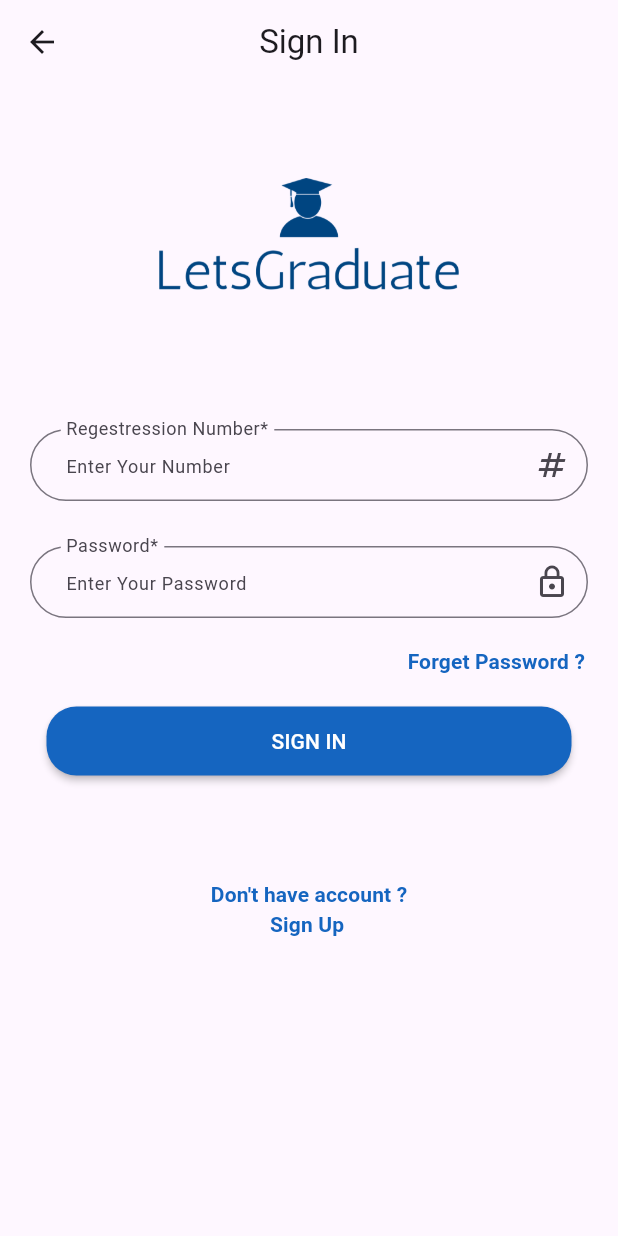
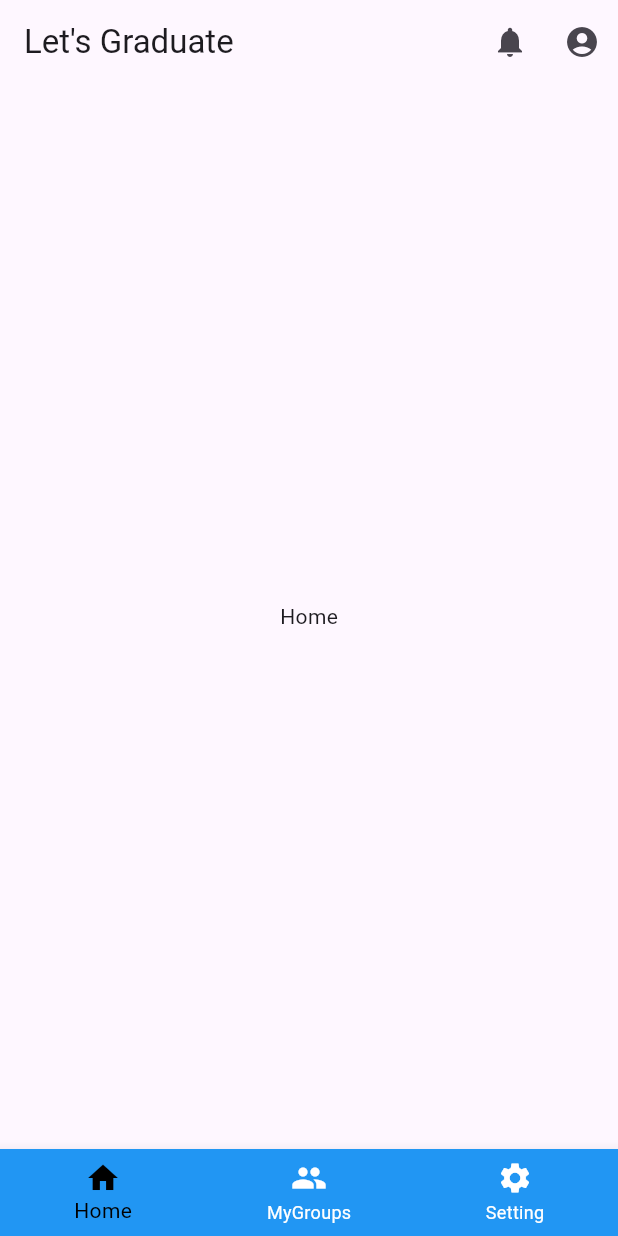
Before and after one commit to Omar-Qaneer/LetsGraduate_Mobile, a Flutter app: the Login screen opened by its route, after a tap on "SIGN IN", on a phone screen of 412 x 824 dp. Run offline on Flutter 3.47's test engine with Material 3 defaults, Android fonts, the phone set to English and light mode, and no system bars; our stand-ins replace flutter_otp_text_field, get, shared_preferences; accounts and stored records are empty.

Commit message:
Create SupervisorHomeScreen
Add BottomNavBar and controller to it and make route to home page

```diff
--- a/lib/controller/auth/login_controller.dart
+++ b/lib/controller/auth/login_controller.dart
@@ -5,6 +5,7 @@ import 'package:get/get.dart';
 abstract class LoginController extends GetxController {
   login();
   goToSignUp();
+  goToSupervisorHomeScreen();
   goToForgetPassword();
 }
 
@@ -38,4 +39,9 @@ class LoginControllerImp extends LoginController {
   goToForgetPassword() {
     Get.toNamed(AppRoute.forgetPassword);
   }
+
+  @override
+  goToSupervisorHomeScreen() {
+    Get.offAllNamed(AppRoute.supervisorHomeScreen);
+  }
 }
--- /dev/null
+++ b/lib/controller/supervisor/supervisorhomescreen_controller.dart
@@ -0,0 +1,41 @@
+import 'package:flutter/material.dart';
+import 'package:get/get.dart';
+
+abstract class SupervisorHomeScreenController extends GetxController {
+  changePage(int index);
+}
+
+class SupervisorHomeScreenControllerImp extends SupervisorHomeScreenController {
+  int currentPage = 0;
+  List<Widget> listPage = [
+    const Column(
+      mainAxisAlignment: MainAxisAlignment.center,
+      children: [
+        Center(
+          child: Text("Home"),
+        ),
+      ],
+    ),
+    const Column(
+      mainAxisAlignment: MainAxisAlignment.center,
+      children: [
+        Center(
+          child: Text("My Groups"),
+        ),
+      ],
+    ),
+    const Column(
+      mainAxisAlignment: MainAxisAlignment.center,
+      children: [
+        Center(
+          child: Text("Settings"),
+        ),
+      ],
+    ),
+  ];
+  @override
+  changePage(int index) {
+    currentPage = index;
+    update();
+  }
+}
--- a/lib/core/constant/routes.dart
+++ b/lib/core/constant/routes.dart
@@ -7,4 +7,5 @@ class AppRoute {
   static const String successResetPassword = "/successresetpassword";
   static const String verifyEmailSignUp = "/verifyemailsignup";
   static const String successSignUp = "/successsignup";
+  static const String supervisorHomeScreen = "/supervisorhomescreen";
 }
--- a/lib/routes.dart
+++ b/lib/routes.dart
@@ -8,6 +8,7 @@ import 'package:flutter_application_1/view/screen/auth/forgetpassword/success_re
 import 'package:flutter_application_1/view/screen/auth/forgetpassword/verifycode.dart';
 import 'package:flutter_application_1/view/screen/auth/success_signup.dart';
 import 'package:flutter_application_1/view/screen/auth/verifyemailsignup.dart';
+import 'package:flutter_application_1/view/screen/supervisor/supervisorhomescreen.dart';
 
 Map<String, Widget Function(BuildContext)> routes = {
   AppRoute.login: (context) => const Login(),
@@ -18,4 +19,5 @@ Map<String, Widget Function(BuildContext)> routes = {
   AppRoute.successResetPassword: (context) => const SuccessResetPassword(),
   AppRoute.verifyEmailSignUp: (context) => const VerifyEmailSignUp(),
   AppRoute.successSignUp: (context) => const SuccessSignUp(),
+  AppRoute.supervisorHomeScreen: (context) => const SupervisorHomeScreen(),
 };
--- a/lib/view/screen/auth/login.dart
+++ b/lib/view/screen/auth/login.dart
@@ -65,7 +65,9 @@ class Login extends StatelessWidget {
                 //signin_button
                 CustomMaterialButtonAuth(
                   text: "SIGN IN",
-                  onPressed: () {},
+                  onPressed: () {
+                    controller.goToSupervisorHomeScreen();
+                  },
                 ),
 
                 Padding(
--- /dev/null
+++ b/lib/view/screen/supervisor/supervisorhomescreen.dart
@@ -0,0 +1,49 @@
+import 'package:flutter/material.dart';
+import 'package:flutter_application_1/controller/supervisor/supervisorhomescreen_controller.dart';
+import 'package:get/get.dart';
+
+class SupervisorHomeScreen extends StatelessWidget {
+  const SupervisorHomeScreen({super.key});
+
+  @override
+  Widget build(BuildContext context) {
+    Get.put(SupervisorHomeScreenControllerImp());
+    int selectedIndex = 0;
+    return GetBuilder<SupervisorHomeScreenControllerImp>(
+        builder: (controller) => Scaffold(
+              bottomNavigationBar: BottomNavigationBar(
+                  currentIndex: selectedIndex,
+                  onTap: (value) {
+                    selectedIndex = value;
+                    controller.changePage(value);
+                  },
+                  backgroundColor: Colors.blue,
+                  selectedItemColor: Colors.black,
+                  unselectedItemColor: Colors.white,
+                  items: const [
+                    BottomNavigationBarItem(
+                      icon: Icon(Icons.home),
+                      label: "Home",
+                    ),
+                    BottomNavigationBarItem(
+                      icon: Icon(Icons.group),
+                      label: "MyGroups",
+                    ),
+                    BottomNavigationBarItem(
+                      icon: Icon(Icons.settings),
+                      label: "Setting",
+                    ),
+                  ]),
+              appBar: AppBar(
+                title: const Text("Let's Graduate"),
+                actions: [
+                  IconButton(
+                      onPressed: () {}, icon: const Icon(Icons.notifications)),
+                  IconButton(
+                      onPressed: () {}, icon: const Icon(Icons.account_circle)),
+                ],
+              ),
+              body: controller.listPage.elementAt(controller.currentPage),
+            ));
+  }
+}
```
